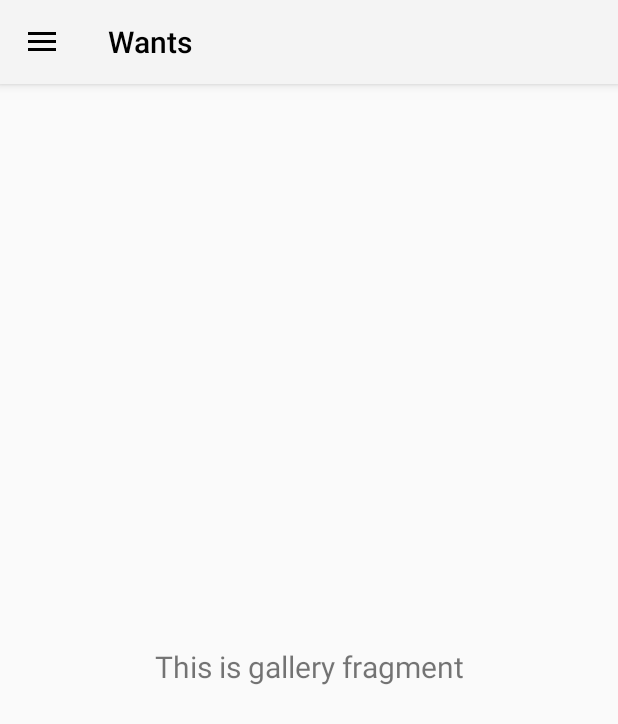
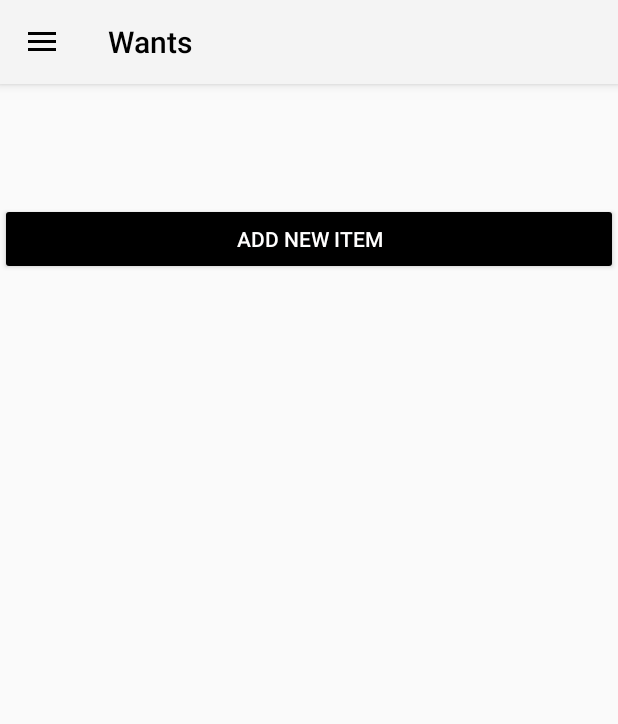
Before and after one commit to ap6300/Main, an Android app: the screen it shows after launch (MainActivity), in the side drawer, after a tap on "Wants", on a phone screen of 412 x 824 dp. Shown: the top 724 px of the screen. Run offline under Robolectric (Android 15) with nearby library versions, the phone set to English and light mode, and no system bars; our stand-ins replace navigation-ui; libraries missing offline, so code that uses them is left out: com.pierfrancescosoffritti.androidyoutubeplayer; Roboto replaces fonts that are not available here; 3 statements that could not run were skipped.

Commit message:
some dont work in my java file, will be fixed on Sunday with Alex

```diff
--- /dev/null
+++ b/app/src/main/java/com/example/projectlayout/ui/Wants/DatabaseManager.java
@@ -0,0 +1,90 @@
+package com.example.projectlayout.ui.Wants;
+
+import android.database.sqlite.SQLiteDatabase;
+import android.content.Context;
+import android.content.ContentValues;
+import android.database.Cursor;
+import android.database.sqlite.SQLiteOpenHelper;
+import android.util.Log;
+import java.util.ArrayList;
+
+public class DatabaseManager {
+    public static final String DB_NAME = "ListInformation";
+    public static final String DB_TABLE = "List";
+    public static final int DB_VERSION = 1;
+    private static final String CREATE_TABLE = "CREATE TABLE " + DB_TABLE + " (item VARCHAR)";
+    private SQLHelper helper;
+    private SQLiteDatabase db;
+    private Context context;
+
+    public DatabaseManager(Context c) {
+        this.context = c;
+        helper = new SQLHelper(c);
+        this.db = helper.getWritableDatabase();
+    }
+
+    public DatabaseManager openReadable() throws android.database.SQLException {
+        helper = new SQLHelper(context);
+        db = helper.getReadableDatabase();
+        return this;
+    }
+
+    public void close() {
+        helper.close();
+    }
+
+    public boolean addRow( String f) {
+        synchronized(this.db) {
+
+            ContentValues newFriend = new ContentValues();
+            try {
+                db.insertOrThrow(DB_TABLE, null, newFriend);
+            } catch (Exception e) {
+                Log.e("Error in inserting rows", e.toString());
+                e.printStackTrace();
+                return false;
+            }
+            //db.close();
+            return true;
+        }
+    }
+
+    public ArrayList<String> retrieveRows() {
+        ArrayList<String> productRows = new ArrayList<String>();
+        String[] columns = new String[] {"", "", "", ""};
+        Cursor cursor = db.query(DB_TABLE, columns, null, null, null, null, null);
+        cursor.moveToFirst();
+        while (cursor.isAfterLast() == false) {
+            productRows.add( cursor.getString(0) );
+            cursor.moveToNext();
+        }
+        if (cursor != null && !cursor.isClosed()) {
+            cursor.close();
+        }
+        return productRows;
+    }
+
+    public void clearRecords(String itemName)
+    {
+        db = helper.getWritableDatabase();
+        db.delete(DB_TABLE, itemName, null);
+    }
+
+    public class SQLHelper extends SQLiteOpenHelper {
+        public SQLHelper (Context c) {
+            super(c, DB_NAME, null, DB_VERSION);
+        }
+
+        @Override
+        public void onCreate(SQLiteDatabase db) {
+            db.execSQL(CREATE_TABLE);
+        }
+
+        @Override
+        public void onUpgrade(SQLiteDatabase db, int oldVersion, int newVersion) {
+            Log.w("Friends table", "Upgrading database i.e. dropping table and re-creating it");
+            db.execSQL("DROP TABLE IF EXISTS " + DB_TABLE);
+            onCreate(db);
+        }
+    }
+}
--- a/app/src/main/java/com/example/projectlayout/ui/Wants/WantsFragment.java
+++ b/app/src/main/java/com/example/projectlayout/ui/Wants/WantsFragment.java
@@ -2,34 +2,118 @@ package com.example.projectlayout.ui.Wants;
 
 import android.os.Bundle;
 import android.view.LayoutInflater;
+import android.view.Menu;
+import android.view.MenuItem;
 import android.view.View;
 import android.view.ViewGroup;
+import android.widget.ArrayAdapter;
+import android.widget.Button;
+import android.widget.EditText;
+import android.widget.ListView;
+import android.widget.TableLayout;
 import android.widget.TextView;
 
 import androidx.annotation.NonNull;
-import androidx.annotation.Nullable;
 import androidx.fragment.app.Fragment;
-import androidx.lifecycle.Observer;
 import androidx.lifecycle.ViewModelProviders;
 
 import com.example.projectlayout.R;
+import android.view.Menu;
+import android.view.MenuItem;
+
+import java.util.ArrayList;
 
 public class WantsFragment extends Fragment {
 
     private WantsViewModel galleryViewModel;
+
+    private DatabaseManager mydatabase;
+    private TextView response;
+    private ListView productRec;
+    private EditText phone, name, address, gender;
+    private Button addButton;
+    private TableLayout addLayout;
+    private boolean Inserted;
+
+
 
     public View onCreateView(@NonNull LayoutInflater inflater,
                              ViewGroup container, Bundle savedInstanceState) {
         galleryViewModel =
                 ViewModelProviders.of(this).get(WantsViewModel.class);
         View root = inflater.inflate(R.layout.fragment_wants, container, false);
-        final TextView textView = root.findViewById(R.id.text_gallery);
-        galleryViewModel.getText().observe(getViewLifecycleOwner(), new Observer<String>() {
-            @Override
-            public void onChanged(@Nullable String s) {
-                textView.setText(s);
+        mydatabase = new DatabaseManager(getActivity());
+        response = (TextView)root.findViewById(R.id.response);
+        productRec = (ListView)root.findViewById(R.id.prodrec);
+        addLayout = (TableLayout)root.findViewById(R.id.add_table);
+
+        //want add fragment
+        addButton = (Button)root.findViewById(R.id.add_button);
+        addButton.setOnClickListener(new View.OnClickListener() {
+            public void onClick(View v) {
+
+                Inserted = mydatabase.addRow("hi");
+                addLayout.setVisibility(View.GONE);
+                if (Inserted) {
+                    response.setText("The row in the table is inserted");
+                }
+                else {
+                    response.setText("Sorry, errors when inserting to DB");
+                }
             }
         });
         return root;
     }
+
+    @Override
+    public boolean onCreateOptionsMenu(Menu menu) {
+        getMenuInflater().inflate(R.menu.menu, menu);
+        return true;
+    }
+    @Override
+    public boolean onOptionsItemSelected(MenuItem item) {
+        int id = item.getItemId();
+        switch (item.getItemId()) {
+            case R.id.add:
+                Addlists();
+                break;
+            case R.id.show:
+                Showlists();
+                break;
+            case R.id.delete:
+                Removelists();
+                break;
+        }
+        //return true;
+        return super.onOptionsItemSelected(item);
+    }
+    public boolean Showlists() {
+        addLayout.setVisibility(View.GONE);
+        productRec.setVisibility(View.VISIBLE);
+        mydatabase.openReadable();
+        ArrayList<String> tableContent = mydatabase.retrieveRows();
+        response.setText("The list: \n");
+        ArrayAdapter<String> arrayAdpt = new ArrayAdapter<String>(this, android.R.layout.simple_list_item_1, tableContent);
+        productRec.setAdapter(arrayAdpt);
+        return true;
+    }
+
+    public boolean Addlists() {
+        addLayout.setVisibility(View.VISIBLE);
+        response.setText("Enter information of a new task");
+        productRec.setVisibility(View.GONE);
+        return true;
+    }
+
+    public boolean Removelists() {
+        mydatabase.clearRecords();
+        response.setText("List removed");
+        productRec.setAdapter(null);
+        return true;
+    }
+
+
+
+
+
 }
--- a/app/src/main/java/com/example/projectlayout/ui/dream/DreamDatabase.java
+++ b/app/src/main/java/com/example/projectlayout/ui/dream/DreamDatabase.java
@@ -133,7 +133,7 @@ public class DreamDatabase {
     }
 
 
-    public class SQLHelper extends SQLiteOpenHelper {
+    public static class SQLHelper extends SQLiteOpenHelper {
         public SQLHelper (Context c) {
             super(c, DB_NAME, null, DB_VERSION);
         }
--- a/app/src/main/res/layout/fragment_dream.xml
+++ b/app/src/main/res/layout/fragment_dream.xml
@@ -12,7 +12,6 @@
         android:id="@+id/gridview"
         android:layout_width="match_parent"
         android:layout_height="match_parent"
-        android:background="@drawable/board_background"
         android:gravity="center"
         android:horizontalSpacing="10dp" />
 
--- a/app/src/main/res/layout/fragment_wants.xml
+++ b/app/src/main/res/layout/fragment_wants.xml
@@ -1,22 +1,39 @@
-<?xml version="1.0" encoding="utf-8"?>
-<androidx.constraintlayout.widget.ConstraintLayout xmlns:android="http://schemas.android.com/apk/res/android"
-    xmlns:app="http://schemas.android.com/apk/res-auto"
-    xmlns:tools="http://schemas.android.com/tools"
+<LinearLayout xmlns:android="http://schemas.android.com/apk/res/android"
+    android:orientation="vertical"
     android:layout_width="match_parent"
     android:layout_height="match_parent"
-    tools:context=".ui.Wants.WantsFragment">
-
+    android:paddingTop="60dp">
     <TextView
-        android:id="@+id/text_gallery"
         android:layout_width="match_parent"
         android:layout_height="wrap_content"
-        android:layout_marginStart="8dp"
-        android:layout_marginTop="8dp"
-        android:layout_marginEnd="8dp"
-        android:textAlignment="center"
-        android:textSize="20sp"
-        app:layout_constraintBottom_toBottomOf="parent"
-        app:layout_constraintEnd_toEndOf="parent"
-        app:layout_constraintStart_toStartOf="parent"
-        app:layout_constraintTop_toTopOf="parent" />
-</androidx.constraintlayout.widget.ConstraintLayout>
+        android:id="@+id/response" />
+
+    <Button
+        android:id="@+id/button3"
+        android:layout_width="match_parent"
+        android:layout_height="wrap_content"
+        android:text="add new item"
+        android:textColor="#FFFEFE" />
+
+    <ListView
+        android:id="@+id/prodrec"
+        android:layout_width="match_parent"
+        android:layout_height="match_parent"
+        android:drawSelectorOnTop="false" />
+
+    <TableLayout
+        android:id="@+id/add_table"
+        android:layout_width="match_parent"
+        android:layout_height="wrap_content"
+        android:paddingTop="40dp">
+
+        <TableRow>
+            <Button
+                android:id="@+id/add_button"
+                android:text="Add"
+                android:layout_width="wrap_content"
+                android:layout_height="wrap_content"
+                android:padding="3dip" />
+        </TableRow>
+    </TableLayout>
+</LinearLayout>
--- /dev/null
+++ b/app/src/main/res/menu/menu.xml
@@ -0,0 +1,21 @@
+<?xml version="1.0" encoding="utf-8"?>
+<menu xmlns:android="http://schemas.android.com/apk/res/android"
+    xmlns:app="http://schemas.android.com/apk/res-auto">
+    <item
+        android:id="@+id/add"
+        android:orderInCategory="100"
+        android:title="Add"
+        app:showAsAction="never" />
+
+    <item
+        android:id="@+id/show"
+        android:orderInCategory="100"
+        android:title="Show All"
+        app:showAsAction="never" />
+
+    <item
+        android:id="@+id/delete"
+        android:orderInCategory="100"
+        android:title="Delete"
+        app:showAsAction="never" />
+</menu>
--- a/app/src/main/res/values/strings.xml
+++ b/app/src/main/res/values/strings.xml
@@ -26,4 +26,5 @@
 
     <!-- TODO: Remove or change this placeholder text -->
     <string name="hello_blank_fragment">Hello blank fragment</string>
+    <string name="Add">ADD</string>
 </resources>
```
Also changed, not shown: app/src/main/java/com/example/projectlayout/ui/Wants/CustomAdapter.java (added, +128 -0 lines), app/src/main/res/layout/rowlayout.xml (added, +32 -0 lines).
